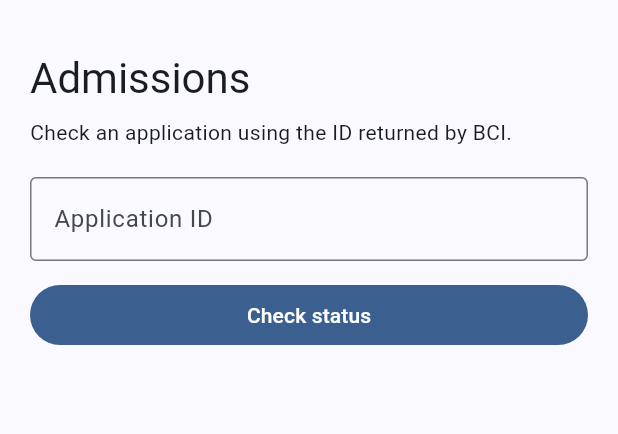
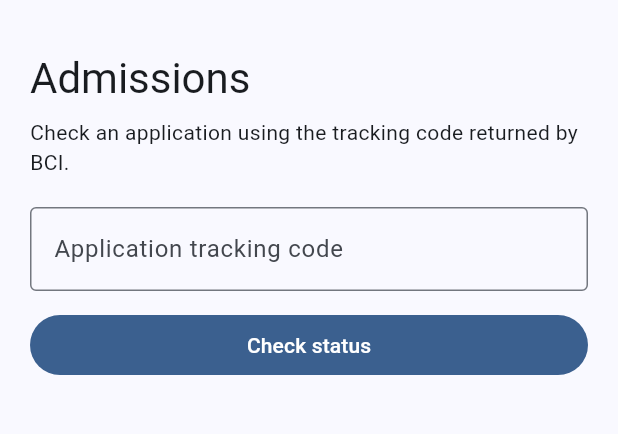
Before and after one commit to Business-College-International/BCI-App, a Flutter app: the screen it shows after launch, after a tap on "Check status", on a phone screen of 412 x 824 dp, the part 63-497 px from its top. Run offline on Flutter 3.47's test engine with Material 3 defaults, Android fonts, the phone set to English and light mode, and no system bars; our stand-ins replace dio, flutter_riverpod.

Commit message:
security: update mobile UI for tracking code status flow

```diff
--- a/lib/src/features/admissions/admissions_page.dart
+++ b/lib/src/features/admissions/admissions_page.dart
@@ -12,7 +12,7 @@ class AdmissionsPage extends StatefulWidget {
 class _AdmissionsPageState extends State<AdmissionsPage> {
   final _controller = TextEditingController();
   final _api = ApplicationApi();
-  ApplicationSummary? _application;
+  ApplicationStatusView? _application;
   bool _loading = false;
   String? _error;
 
@@ -23,8 +23,8 @@ class _AdmissionsPageState extends State<AdmissionsPage> {
   }
 
   Future<void> _checkStatus() async {
-    final id = _controller.text.trim();
-    if (id.isEmpty) return;
+    final trackingCode = _controller.text.trim();
+    if (trackingCode.isEmpty) return;
 
     setState(() {
       _loading = true;
@@ -32,7 +32,7 @@ class _AdmissionsPageState extends State<AdmissionsPage> {
     });
 
     try {
-      final application = await _api.getStatus(id);
+      final application = await _api.getStatus(trackingCode);
       if (!mounted) return;
       setState(() => _application = application);
     } catch (_) {
@@ -53,18 +53,15 @@ class _AdmissionsPageState extends State<AdmissionsPage> {
       body: ListView(
         padding: const EdgeInsets.all(20),
         children: [
-          Text(
-            'Admissions',
-            style: Theme.of(context).textTheme.headlineMedium,
-          ),
+          Text('Admissions', style: Theme.of(context).textTheme.headlineMedium),
           const SizedBox(height: 8),
-          const Text('Check an application using the ID returned by BCI.'),
+          const Text('Check an application using the tracking code returned by BCI.'),
           const SizedBox(height: 20),
           TextField(
             controller: _controller,
             textInputAction: TextInputAction.done,
             decoration: const InputDecoration(
-              labelText: 'Application ID',
+              labelText: 'Application tracking code',
               border: OutlineInputBorder(),
             ),
             onSubmitted: (_) => _checkStatus(),
@@ -76,7 +73,10 @@ class _AdmissionsPageState extends State<AdmissionsPage> {
           ),
           if (_error != null) ...[
             const SizedBox(height: 20),
-            Text(_error!, style: TextStyle(color: Theme.of(context).colorScheme.error)),
+            Text(
+              _error!,
+              style: TextStyle(color: Theme.of(context).colorScheme.error),
+            ),
           ],
           if (_application != null) ...[
             const SizedBox(height: 24),
@@ -87,7 +87,7 @@ class _AdmissionsPageState extends State<AdmissionsPage> {
                   crossAxisAlignment: CrossAxisAlignment.start,
                   children: [
                     Text(
-                      '${_application!.firstName} ${_application!.lastName}',
+                      'Application ${_application!.trackingCode}',
                       style: Theme.of(context).textTheme.titleLarge,
                     ),
                     const SizedBox(height: 8),
```
